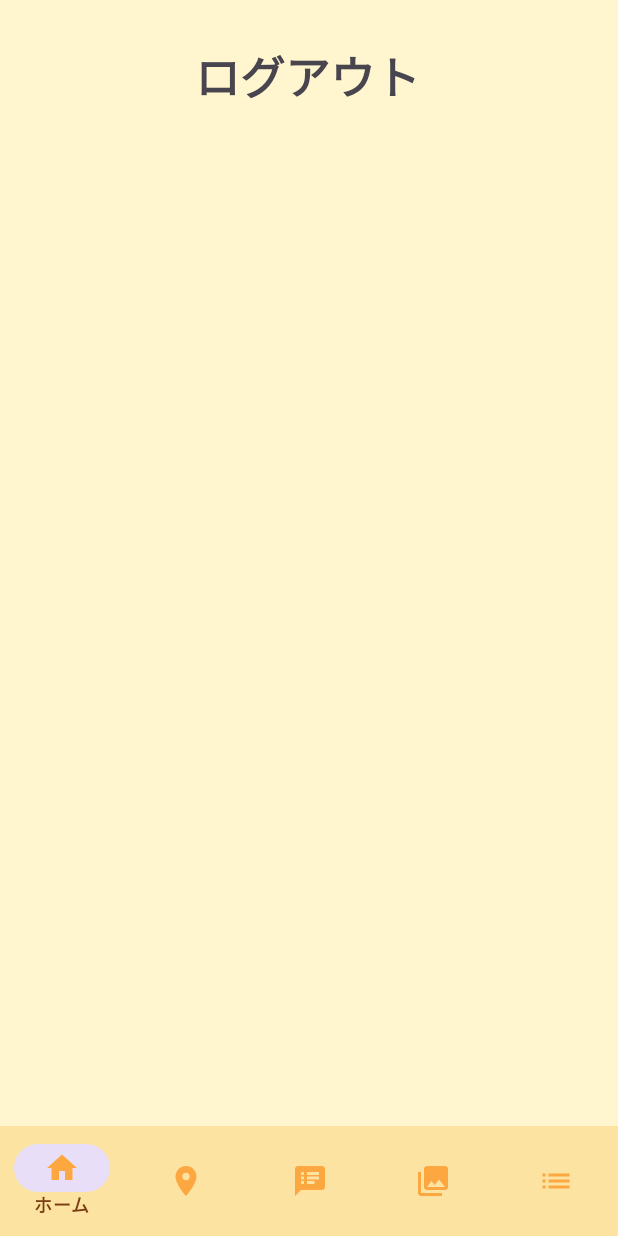
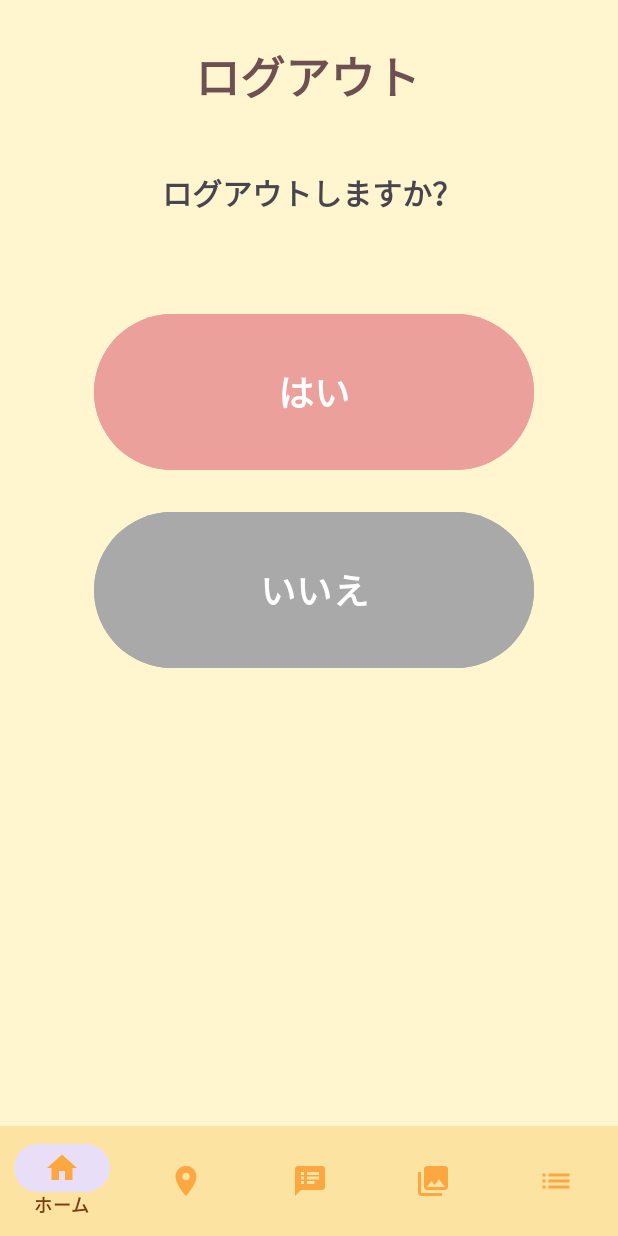
Before and after one commit to ymdsi/WandaForDays, an Android app: the fragment LogoutFragment placed in its activity, on a phone screen of 412 x 824 dp. Run offline under Robolectric (Android 15) with nearby library versions, the phone set to English and light mode, and no system bars.

Commit message:
ログアウト（レイアウト）

```diff
--- a/app/src/main/res/layout/fragment_logout.xml
+++ b/app/src/main/res/layout/fragment_logout.xml
@@ -7,16 +7,56 @@
     tools:context=".LogoutFragment">
 
 
+    <Button
+        android:id="@+id/No_Button"
+        android:layout_width="293dp"
+        android:layout_height="112dp"
+        android:layout_marginTop="264dp"
+        android:layout_marginEnd="56dp"
+        android:backgroundTint="@color/gray"
+        android:text="いいえ"
+        android:textSize="24dp"
+        android:textStyle="bold"
+        app:layout_constraintEnd_toEndOf="parent"
+        app:layout_constraintTop_toBottomOf="@+id/Text_Logout" />
+
     <TextView
-        android:id="@+id/Text_profile"
+        android:id="@+id/Text_Logout"
         android:layout_width="wrap_content"
         android:layout_height="wrap_content"
         android:layout_marginTop="28dp"
         android:text="ログアウト"
         android:textSize="30dp"
+        android:textColor="@color/brown2"
         android:textStyle="bold"
         app:layout_constraintEnd_toEndOf="parent"
         app:layout_constraintHorizontal_bias="0.497"
         app:layout_constraintStart_toStartOf="parent"
         app:layout_constraintTop_toTopOf="parent" />
+
+    <Button
+        android:id="@+id/Yes_Button"
+        android:layout_width="293dp"
+        android:layout_height="112dp"
+        android:layout_marginTop="132dp"
+        android:layout_marginEnd="56dp"
+        android:backgroundTint="@color/pink"
+        android:text="はい"
+        android:textSize="24dp"
+        android:textStyle="bold"
+        app:layout_constraintEnd_toEndOf="parent"
+        app:layout_constraintTop_toBottomOf="@+id/Text_Logout" />
+
+    <TextView
+        android:id="@+id/Text_Logout_Mess"
+        android:layout_width="wrap_content"
+        android:layout_height="wrap_content"
+        android:layout_marginTop="40dp"
+        android:layout_marginEnd="104dp"
+        android:text="ログアウトしますか？"
+        android:textSize="20dp"
+        android:textStyle="bold"
+        app:layout_constraintEnd_toEndOf="parent"
+        app:layout_constraintTop_toBottomOf="@+id/Text_Logout" />
+
 </androidx.constraintlayout.widget.ConstraintLayout>
--- a/app/src/main/res/values/colors.xml
+++ b/app/src/main/res/values/colors.xml
@@ -12,4 +12,5 @@
     <color name="brown">#87686B</color>
     <color name="pink3">#D47F7F</color>
     <color name="brown2">#6E5053</color>
+    <color name="gray">#a9a9a9</color>
 </resources>
```
